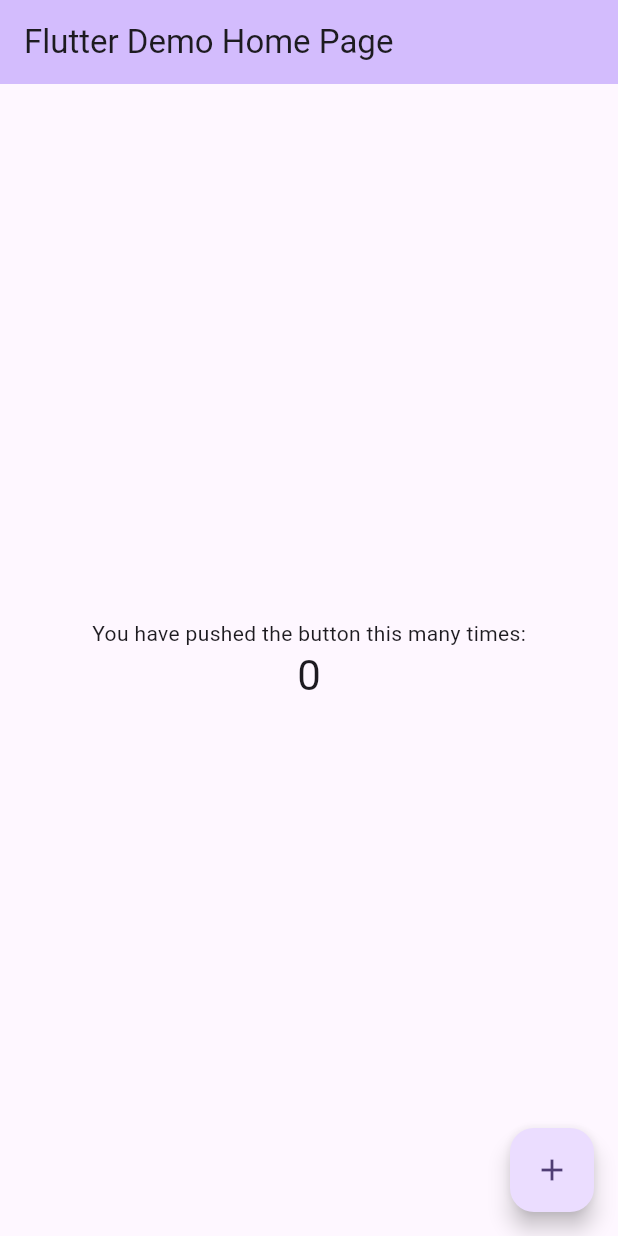
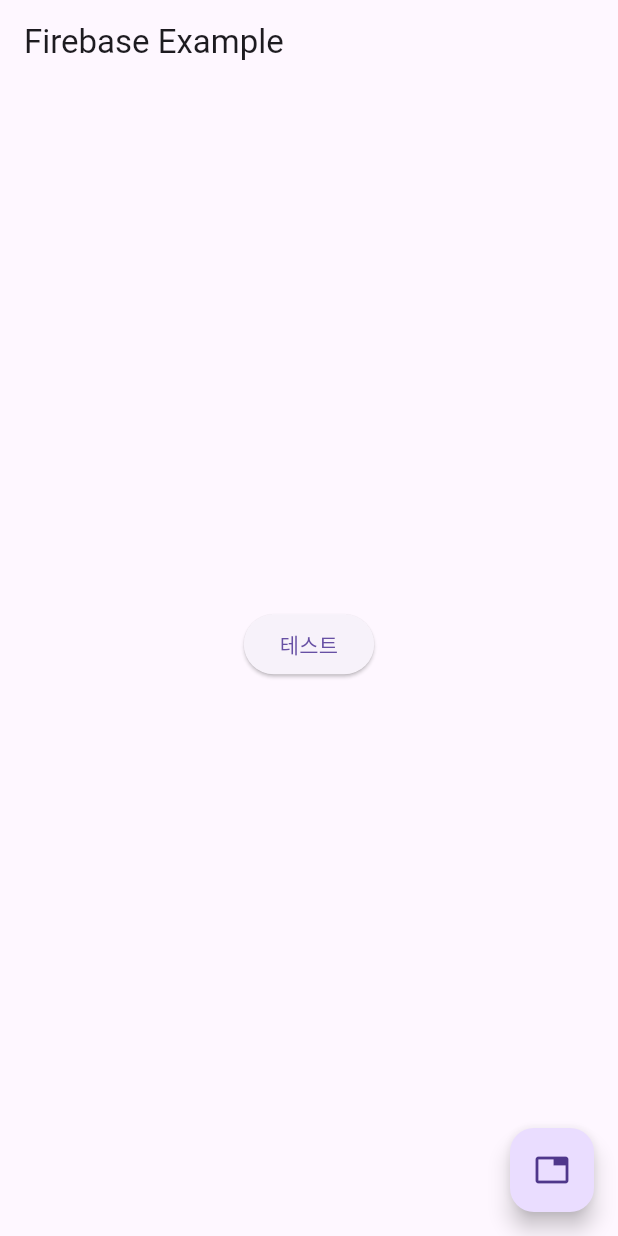
Before and after one commit to Gojeongtae/firebase_example, a Flutter app: the screen it shows after launch, on a phone screen of 412 x 824 dp. Run offline on Flutter 3.47's test engine with Material 3 defaults, Android fonts, the phone set to English and light mode, and no system bars; our stand-ins replace firebase_analytics; accounts and stored records are empty.

Commit message:
add firebase json

```diff
--- a/lib/main.dart
+++ b/lib/main.dart
@@ -1,125 +1,90 @@
+import 'package:firebase_analytics/firebase_analytics.dart';
+import 'package:firebase_analytics/observer.dart';
 import 'package:flutter/material.dart';
 
 void main() {
-  runApp(const MyApp());
+  runApp(MyApp());
 }
 
 class MyApp extends StatelessWidget {
-  const MyApp({super.key});
+  static FirebaseAnalytics analytics = FirebaseAnalytics(); //나 애널리틱스 사용할래~
+  static FirebaseAnalyticsObserver observer =
+  FirebaseAnalyticsObserver(analytics: analytics); //페이지 이동이나 클릭 등 사용자 행동을
+  //관찰하는 옵저버 사용할래~
 
   // This widget is the root of your application.
   @override
   Widget build(BuildContext context) {
     return MaterialApp(
-      title: 'Flutter Demo',
+      title: 'Firebase Example',
       theme: ThemeData(
-        // This is the theme of your application.
-        //
-        // TRY THIS: Try running your application with "flutter run". You'll see
-        // the application has a purple toolbar. Then, without quitting the app,
-        // try changing the seedColor in the colorScheme below to Colors.green
-        // and then invoke "hot reload" (save your changes or press the "hot
-        // reload" button in a Flutter-supported IDE, or press "r" if you used
-        // the command line to start the app).
-        //
-        // Notice that the counter didn't reset back to zero; the application
-        // state is not lost during the reload. To reset the state, use hot
-        // restart instead.
-        //
-        // This works for code too, not just values: Most code changes can be
-        // tested with just a hot reload.
-        colorScheme: ColorScheme.fromSeed(seedColor: Colors.deepPurple),
-        useMaterial3: true,
+        primarySwatch: Colors.blue,
       ),
-      home: const MyHomePage(title: 'Flutter Demo Home Page'),
+      navigatorObservers: <NavigatorObserver>[observer],
+      home: FirebaseApp(
+        analytics : analytics,
+        observer : observer,
+      )
     );
   }
 }
 
-class MyHomePage extends StatefulWidget {
-  const MyHomePage({super.key, required this.title});
+class FirebaseApp extends StatefulWidget {
+  FirebaseApp({Key? key, required this.analytics, required this.observer}) : super(key: key);
 
-  // This widget is the home page of your application. It is stateful, meaning
-  // that it has a State object (defined below) that contains fields that affect
-  // how it looks.
-
-  // This class is the configuration for the state. It holds the values (in this
-  // case the title) provided by the parent (in this case the App widget) and
-  // used by the build method of the State. Fields in a Widget subclass are
-  // always marked "final".
-
-  final String title;
+  final FirebaseAnalytics analytics;
+  final FirebaseAnalyticsObserver observer;
 
   @override
-  State<MyHomePage> createState() => _MyHomePageState();
+  _FirebaseAppState createState() => _FirebaseAppState(analytics, observer);
 }
 
-class _MyHomePageState extends State<MyHomePage> {
-  int _counter = 0;
+class _FirebaseAppState extends State<FirebaseApp>{
+  _FirebaseAppState(this.analytics, this.observer);
 
-  void _incrementCounter() {
+  final FirebaseAnalytics analytics;
+  final FirebaseAnalyticsObserver observer;
+
+  String _message = '';
+
+  void setMessage(String message){
     setState(() {
-      // This call to setState tells the Flutter framework that something has
-      // changed in this State, which causes it to rerun the build method below
-      // so that the display can reflect the updated values. If we changed
-      // _counter without calling setState(), then the build method would not be
-      // called again, and so nothing would appear to happen.
-      _counter++;
+      _message = message;
     });
+  }
+
+  Future<void> _sendAnalyticsEvent() async {
+    //애널리틱스의 logEvent를 호출해 test_event라는 키값으로 데이터 저장
+    await analytics.logEvent(
+      name: "test_event",
+      parameters: <String, dynamic>{
+        'string' : 'hellot flutter',
+        'int' : 100,
+      },
+    );
+    setMessage('Analytics 보내기 성공');
   }
 
   @override
   Widget build(BuildContext context) {
-    // This method is rerun every time setState is called, for instance as done
-    // by the _incrementCounter method above.
-    //
-    // The Flutter framework has been optimized to make rerunning build methods
-    // fast, so that you can just rebuild anything that needs updating rather
-    // than having to individually change instances of widgets.
     return Scaffold(
       appBar: AppBar(
-        // TRY THIS: Try changing the color here to a specific color (to
-        // Colors.amber, perhaps?) and trigger a hot reload to see the AppBar
-        // change color while the other colors stay the same.
-        backgroundColor: Theme.of(context).colorScheme.inversePrimary,
-        // Here we take the value from the MyHomePage object that was created by
-        // the App.build method, and use it to set our appbar title.
-        title: Text(widget.title),
+        title: Text('Firebase Example'),
       ),
       body: Center(
-        // Center is a layout widget. It takes a single child and positions it
-        // in the middle of the parent.
         child: Column(
-          // Column is also a layout widget. It takes a list of children and
-          // arranges them vertically. By default, it sizes itself to fit its
-          // children horizontally, and tries to be as tall as its parent.
-          //
-          // Column has various properties to control how it sizes itself and
-          // how it positions its children. Here we use mainAxisAlignment to
-          // center the children vertically; the main axis here is the vertical
-          // axis because Columns are vertical (the cross axis would be
-          // horizontal).
-          //
-          // TRY THIS: Invoke "debug painting" (choose the "Toggle Debug Paint"
-          // action in the IDE, or press "p" in the console), to see the
-          // wireframe for each widget.
+          children: <Widget>[
+            ElevatedButton(
+              onPressed: _sendAnalyticsEvent,
+              child: Text('테스트'),
+            ),
+            Text(_message, style: const TextStyle(color: Colors.blueAccent)),
+          ],
           mainAxisAlignment: MainAxisAlignment.center,
-          children: <Widget>[
-            const Text(
-              'You have pushed the button this many times:',
-            ),
-            Text(
-              '$_counter',
-              style: Theme.of(context).textTheme.headlineMedium,
-            ),
-          ],
         ),
       ),
-      floatingActionButton: FloatingActionButton(
-        onPressed: _incrementCounter,
-        tooltip: 'Increment',
-        child: const Icon(Icons.add),
-      ), // This trailing comma makes auto-formatting nicer for build methods.
+      floatingActionButton:
+      FloatingActionButton(child: const Icon(Icons.tab), onPressed: () {}),
     );
   }
 }
--- a/pubspec.yaml
+++ b/pubspec.yaml
@@ -30,6 +30,8 @@ environment:
 dependencies:
   flutter:
     sdk: flutter
+  firebase_core: ^1.2.1 #파이어 베이스 기본 패캐지
+  firebase_analytics: ^8.1.1 #파이어 베이스 애널리틱스 패캐지
 
 
   # The following adds the Cupertino Icons font to your application.
```
Also changed, not shown: pubspec.lock, 6 other files.
